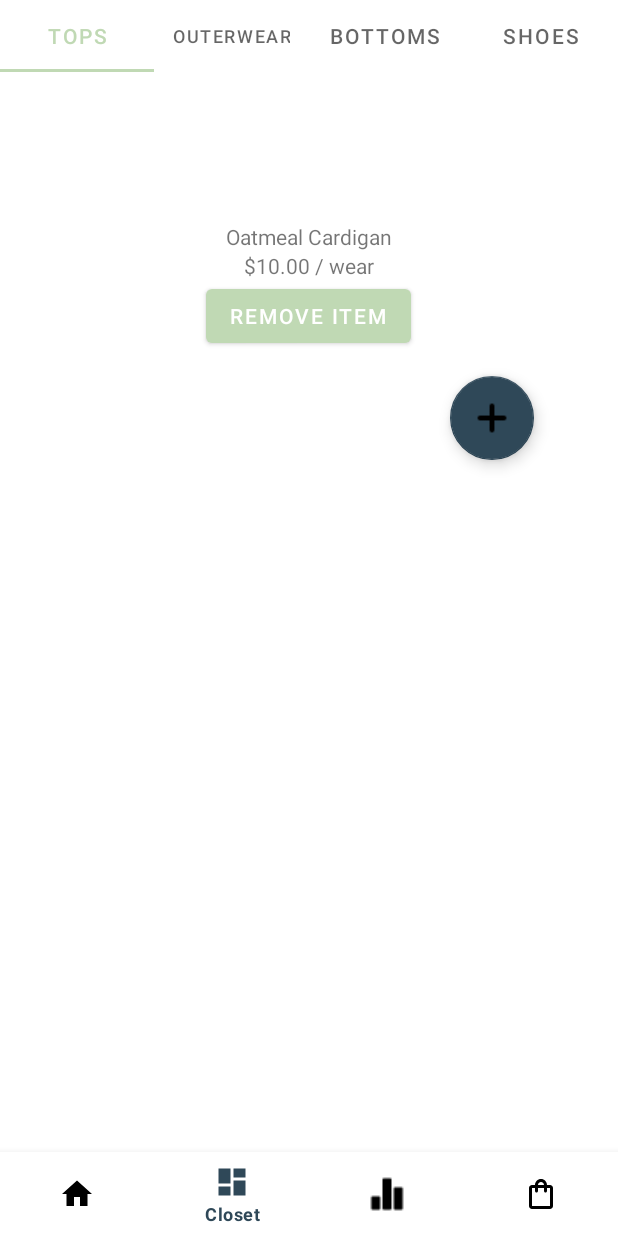
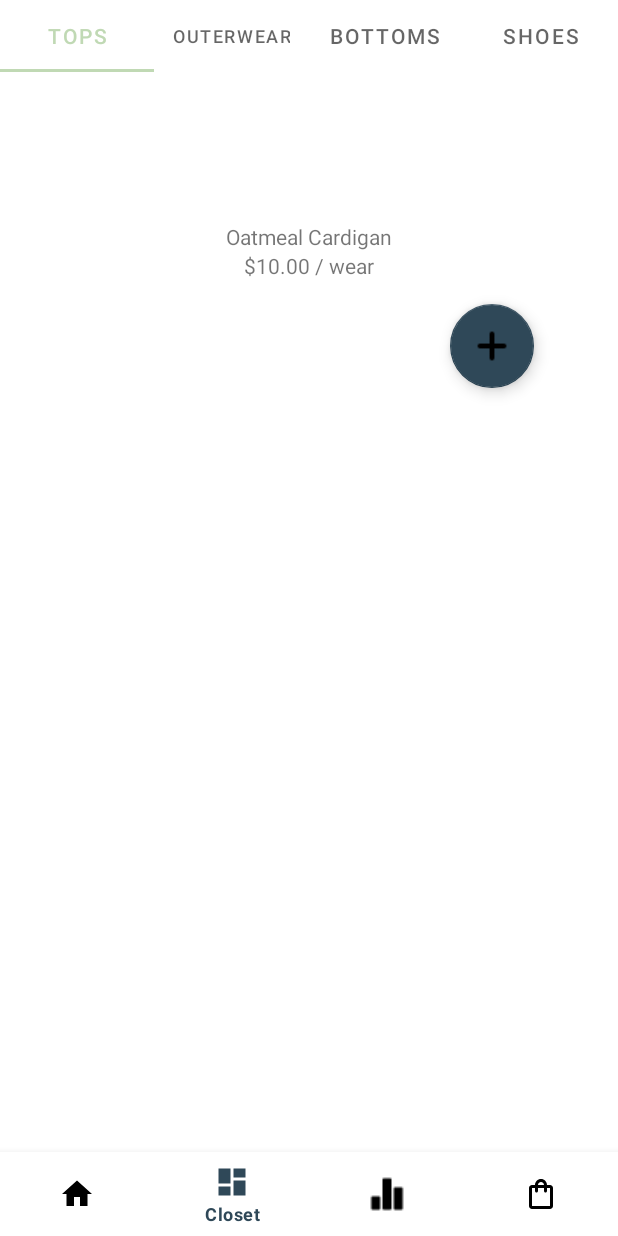
Before and after one commit to praneershrest/Capsule, an Android app: the ClosetFragment screen opened through its navigation route, on a phone screen of 412 x 824 dp. Run offline under Robolectric (Android 15) with nearby library versions, the phone set to English and light mode, and no system bars; our stand-ins replace Room's generated code, navigation-ui.

```diff
--- a/app/src/main/res/layout/fragment_closet.xml
+++ b/app/src/main/res/layout/fragment_closet.xml
@@ -48,10 +48,11 @@
                 android:id="@+id/clothingDetailsList"
                 android:layout_width="match_parent"
                 android:layout_height="wrap_content"/>
-            <Button
-                android:layout_width="wrap_content"
-                android:layout_height="wrap_content"
-                android:text="Remove Item"/>
+                <!-- TODO Need to implement remove Button -->
+<!--            <Button-->
+<!--                android:layout_width="wrap_content"-->
+<!--                android:layout_height="wrap_content"-->
+<!--                android:text="Remove Item"/>-->
             <com.google.android.material.floatingactionbutton.FloatingActionButton
                 android:id="@+id/fabBtn"
                 android:layout_width="wrap_content"
--- a/app/src/main/res/navigation/mobile_navigation.xml
+++ b/app/src/main/res/navigation/mobile_navigation.xml
@@ -15,17 +15,30 @@
         android:id="@+id/navigation_closet"
         android:name="com.example.capsule.ui.closet.ClosetFragment"
         android:label="@string/title_closet"
-        tools:layout="@layout/fragment_closet" />
+        tools:layout="@layout/fragment_closet" >
+        <action
+            android:id="@+id/action_navigation_closet_to_itemDetailsFragment"
+            app:destination="@id/itemDetailsFragment" />
+    </fragment>
 
     <fragment
         android:id="@+id/navigation_stats"
         android:name="com.example.capsule.ui.stats.StatsViewPagerFragment"
         android:label="@string/title_stats"
-        tools:layout="@layout/fragment_stats" />
+        tools:layout="@layout/fragment_stats">
+    </fragment>
 
     <fragment
         android:id="@id/navigation_tips"
         android:name="com.example.capsule.ui.tips.TipsFragment"
         android:label="@string/title_tips"
         tools:layout="@layout/fragment_tips"/>
+    <fragment
+        android:id="@+id/itemDetailsFragment"
+        android:name="com.example.capsule.ui.itemDetails.ItemDetailsFragment"
+        android:label="ItemDetailsFragment" >
+        <action
+            android:id="@+id/action_itemDetailsFragment_to_navigation_closet"
+            app:destination="@id/navigation_closet" />
+    </fragment>
 </navigation>
```
Also changed, not shown: app/src/main/java/com/example/capsule/ui/closet/ClosetFragment.kt (+5 -3 lines), app/src/main/java/com/example/capsule/ui/itemDetails/ItemDetailsFragment.kt (+27 -9 lines).
